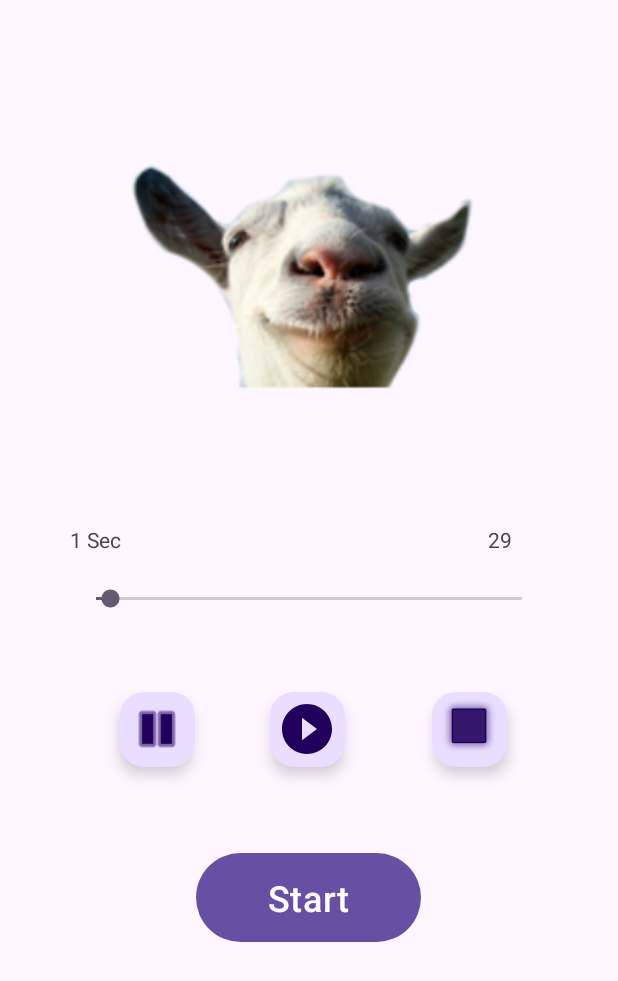
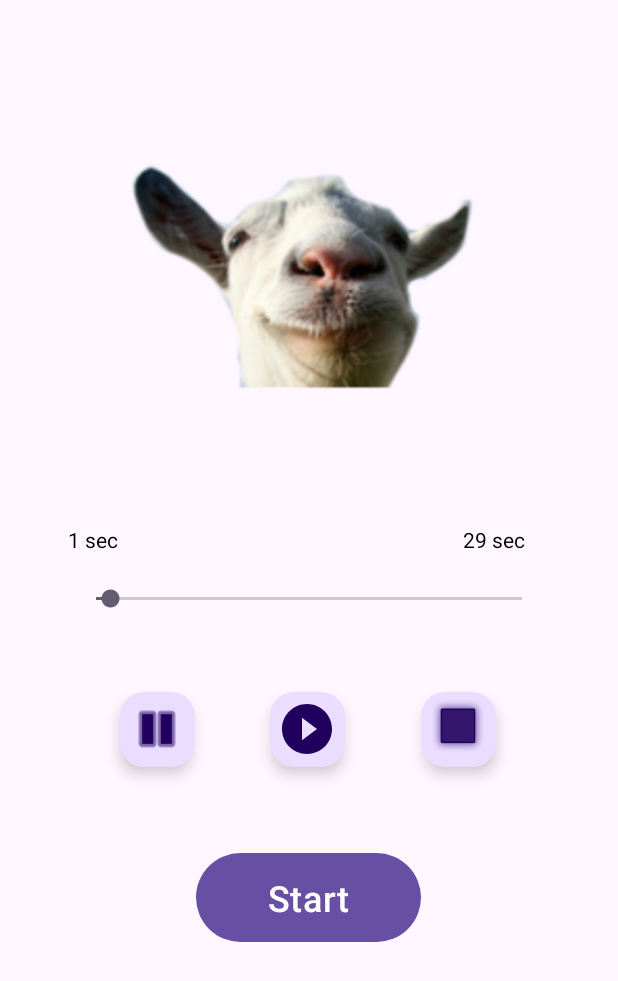
Before and after one commit to dineshkumars29/BMI_Kotlin, an Android app: the MainActivity2 screen opened directly, with no data from a screen before it, after a tap on an icon or button, on a phone screen of 412 x 824 dp. Shown: the top 981 px of the screen. Run offline under Robolectric (Android 15) with nearby library versions, the phone set to English and light mode, and no system bars.

Commit message:
audio file integratred

```diff
--- a/app/src/main/java/com/example/bmi/MainActivity2.kt
+++ b/app/src/main/java/com/example/bmi/MainActivity2.kt
@@ -84,15 +84,15 @@ class MainActivity2 : AppCompatActivity() {
 
         })
         seekBar.max = mediaPlayer!!.duration
-        var tvPlayed = findViewById<TextView>(R.id.tvplayed)
-        var tvDue = findViewById<TextView>(R.id.tvdue)
+        val tvPlayed = findViewById<TextView>(R.id.tvplayed)
+        val tvDue = findViewById<TextView>(R.id.tvdue)
         runnable = Runnable {
             seekBar.progress = mediaPlayer!!.currentPosition
             val playedTime = mediaPlayer!!.currentPosition/1000
             val durationTime = mediaPlayer!!.duration/1000
-            tvPlayed.text = "$playedTime Sec"
+            tvPlayed.text = "$playedTime sec"
             val due = durationTime - playedTime
-            tvDue.text = "$due Sec"
+            tvDue.text = "$due sec"
             handler.postDelayed(runnable,1000)
         }
         handler.postDelayed(runnable,1000)
--- a/app/src/main/res/layout/activity_main2.xml
+++ b/app/src/main/res/layout/activity_main2.xml
@@ -42,7 +42,7 @@
         app:fabCustomSize="50dp"
         app:layout_constraintBottom_toBottomOf="parent"
         app:layout_constraintEnd_toEndOf="parent"
-        app:layout_constraintHorizontal_bias="0.795"
+        app:layout_constraintHorizontal_bias="0.775"
         app:layout_constraintStart_toStartOf="parent"
         app:layout_constraintTop_toTopOf="parent"
         app:layout_constraintVertical_bias="0.596"
@@ -90,9 +90,10 @@
 
     <TextView
         android:id="@+id/tvplayed"
-        android:layout_width="34dp"
+        android:layout_width="46dp"
         android:layout_height="19dp"
         android:text="0:0"
+        android:textColor="@color/black"
         app:layout_constraintBottom_toBottomOf="parent"
         app:layout_constraintEnd_toEndOf="parent"
         app:layout_constraintHorizontal_bias="0.124"
@@ -102,9 +103,10 @@
 
     <TextView
         android:id="@+id/tvdue"
-        android:layout_width="36dp"
+        android:layout_width="55dp"
         android:layout_height="19dp"
         android:text="0:0"
+        android:textColor="@color/black"
         app:layout_constraintBottom_toBottomOf="parent"
         app:layout_constraintEnd_toEndOf="parent"
         app:layout_constraintHorizontal_bias="0.866"
```
